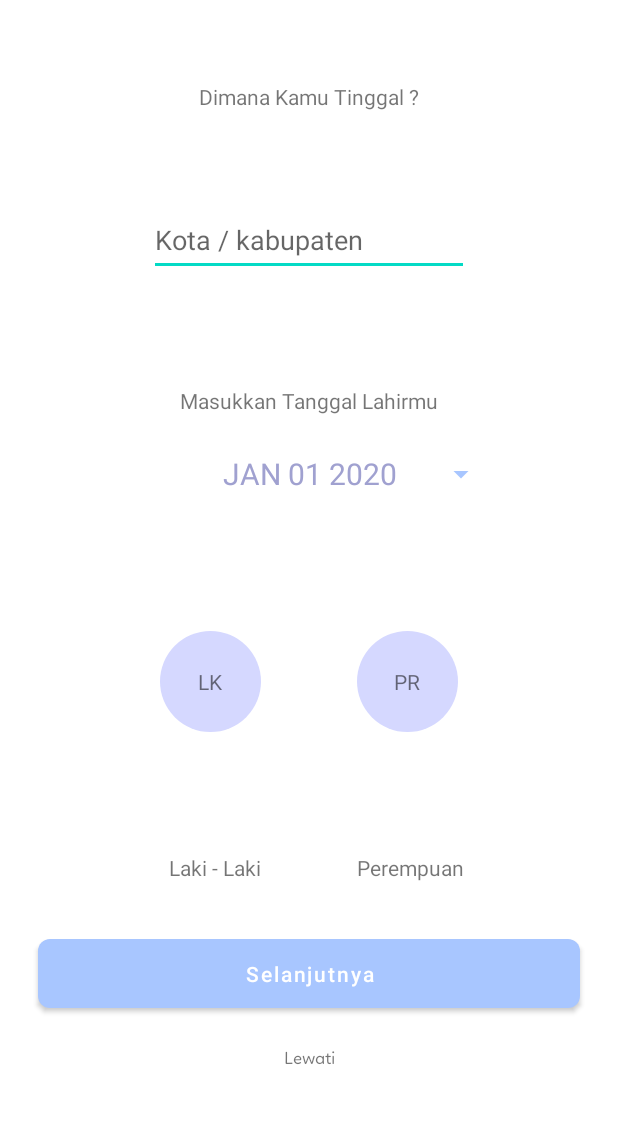
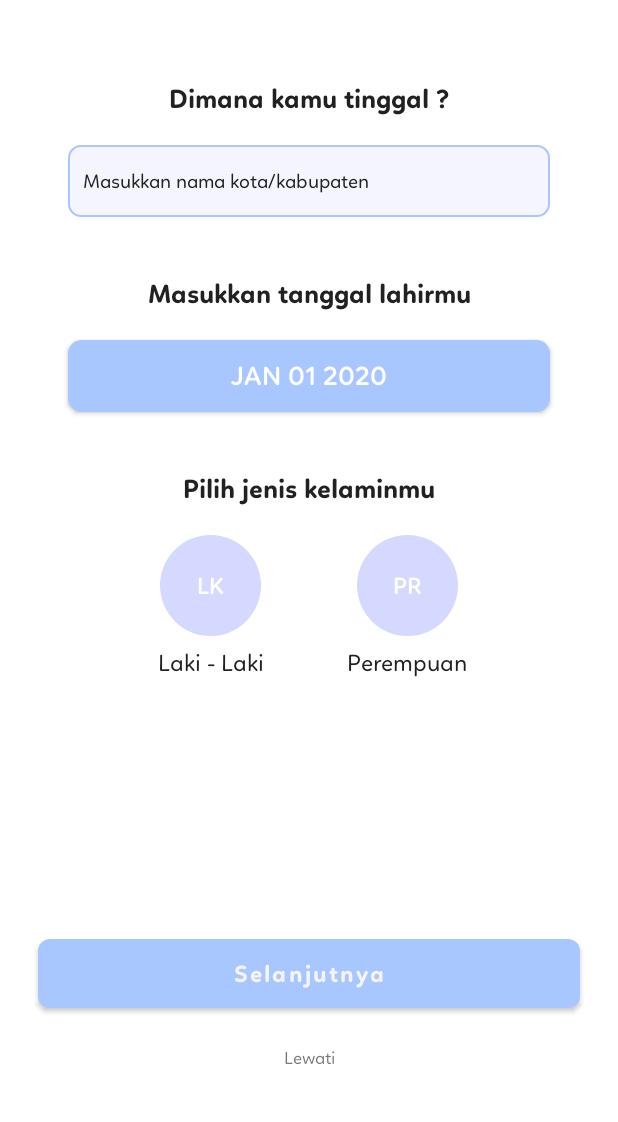
Before and after one commit to iqbalfariz/Yourney, an Android app: the AboutOneActivity screen opened directly, with no data from a screen before it, on a phone screen of 412 x 824 dp, the part 114-1236 px from its top. Run offline under Robolectric (Android 15) with nearby library versions, the phone set to English and light mode, and no system bars; Roboto replaces fonts that are not available here.

Commit message:
Repair about one and two

```diff
--- a/app/src/main/java/com/izo/yourney/ui/persona/AboutOneActivity.kt
+++ b/app/src/main/java/com/izo/yourney/ui/persona/AboutOneActivity.kt
@@ -40,7 +40,7 @@ class AboutOneActivity : AppCompatActivity() {
             binding.tvFemale.setBackgroundResource(R.drawable.circle_picker_bg)
         }
 
-        binding.btnStart.setOnClickListener {
+        binding.btnNext.setOnClickListener {
             val intent = Intent(this, AboutTwoActivity::class.java)
             startActivity(intent)
         }
--- a/app/src/main/java/com/izo/yourney/ui/persona/AboutTwoActivity.kt
+++ b/app/src/main/java/com/izo/yourney/ui/persona/AboutTwoActivity.kt
@@ -1,5 +1,6 @@
 package com.izo.yourney.ui.persona
 
+import android.content.Intent
 import androidx.appcompat.app.AppCompatActivity
 import android.os.Bundle
 import com.izo.yourney.R
@@ -30,5 +31,10 @@ class AboutTwoActivity : AppCompatActivity() {
             binding.tvPutus.setBackgroundResource(R.drawable.circle_picker_bg)
         }
 
+        binding.btnNext.setOnClickListener {
+            val intent = Intent(this, AboutThreeActivity::class.java)
+            startActivity(intent)
+        }
+
     }
 }
--- /dev/null
+++ b/app/src/main/res/drawable/button_date_picker_bg.xml
@@ -0,0 +1,11 @@
+<?xml version="1.0" encoding="utf-8"?>
+<selector xmlns:android="http://schemas.android.com/apk/res/android">
+
+    <item>
+        <shape android:shape="rectangle">
+            <solid android:color="@color/blue_font_yourney"/>
+            <corners android:radius="9dp"/>
+        </shape>
+    </item>
+
+</selector>
--- /dev/null
+++ b/app/src/main/res/drawable/ed_about_bg.xml
@@ -0,0 +1,13 @@
+<?xml version="1.0" encoding="utf-8"?>
+<selector xmlns:android="http://schemas.android.com/apk/res/android">
+
+    <item>
+        <shape android:shape="rectangle">
+            <solid android:color="@color/blue_about"/>
+            <stroke android:width="1dp" android:color="@color/blue_top_yourney"/>
+            <corners android:radius="8dp"/>
+            <size android:height="48dp"/>
+        </shape>
+    </item>
+
+</selector>
--- a/app/src/main/res/layout/activity_about_one.xml
+++ b/app/src/main/res/layout/activity_about_one.xml
@@ -39,26 +39,30 @@
         app:layout_constraintStart_toStartOf="parent" />
 
     <Button
-        android:id="@+id/btn_start"
+        android:id="@+id/btn_next"
         android:layout_width="match_parent"
         android:layout_height="58dp"
         android:layout_marginStart="25dp"
         android:layout_marginEnd="25dp"
         android:layout_marginBottom="20dp"
-        android:text="Selanjutnya"
+        android:text="@string/content_next"
         android:textAllCaps="false"
+        android:textColor="#F4F5FE"
+        android:textSize="16sp"
+        android:fontFamily="@font/linotte_bold"
         app:cornerRadius="8dp"
-        app:layout_constraintBottom_toTopOf="@+id/textView11"
+        app:layout_constraintBottom_toTopOf="@+id/tv_pass"
         app:layout_constraintEnd_toEndOf="parent"
+        app:layout_constraintHorizontal_bias="0.0"
         app:layout_constraintStart_toStartOf="parent" />
 
     <TextView
-        android:id="@+id/textView11"
+        android:id="@+id/tv_pass"
         android:layout_width="wrap_content"
         android:layout_height="wrap_content"
         android:layout_marginBottom="35dp"
         android:fontFamily="@font/linotte_regular"
-        android:text="Lewati"
+        android:text="@string/content_pass"
         android:textSize="12sp"
         app:layout_constraintBottom_toBottomOf="parent"
         app:layout_constraintEnd_toEndOf="parent"
@@ -66,94 +70,143 @@
 
     <TextView
         android:id="@+id/textView13"
-        android:layout_width="wrap_content"
+        android:layout_width="0dp"
         android:layout_height="wrap_content"
         android:layout_marginTop="64dp"
-        android:text="Dimana Kamu Tinggal ?"
+        android:text="@string/title_about_one"
+        android:fontFamily="@font/linotte_bold"
+        android:textSize="18sp"
+        android:textColor="@color/black"
+        android:textAlignment="center"
         app:layout_constraintEnd_toEndOf="parent"
         app:layout_constraintStart_toStartOf="parent"
         app:layout_constraintTop_toBottomOf="@+id/tv_app" />
 
     <EditText
-        android:id="@+id/editTextTextPersonName"
-        android:layout_width="wrap_content"
+        android:id="@+id/ed_city"
+        android:layout_width="0dp"
         android:layout_height="wrap_content"
-        android:layout_marginTop="62dp"
+        android:layout_marginStart="45dp"
+        android:layout_marginTop="20dp"
+        android:layout_marginEnd="45dp"
         android:ems="10"
-        android:inputType="textPersonName"
-        android:minHeight="48dp"
-        android:hint="Kota / kabupaten"
+        android:hint="@string/content_edCity"
+        android:background="@drawable/ed_about_bg"
+        android:fontFamily="@font/linotte_regular"
+        android:inputType="text"
+        android:padding="10dp"
+        android:textColorHint="@color/black"
+        android:textSize="13sp"
+        android:textColor="@color/black"
         app:layout_constraintEnd_toEndOf="parent"
         app:layout_constraintStart_toStartOf="parent"
         app:layout_constraintTop_toBottomOf="@+id/textView13" />
 
     <TextView
         android:id="@+id/textView14"
-        android:layout_width="wrap_content"
+        android:layout_width="0dp"
         android:layout_height="wrap_content"
-        android:layout_marginTop="73dp"
-        android:text="Masukkan Tanggal Lahirmu"
+        android:layout_marginTop="40dp"
+        android:fontFamily="@font/linotte_bold"
+        android:text="@string/content_birthday"
+        android:textAlignment="center"
+        android:textColor="@color/black"
+        android:textSize="18sp"
         app:layout_constraintEnd_toEndOf="parent"
         app:layout_constraintStart_toStartOf="parent"
-        app:layout_constraintTop_toBottomOf="@+id/editTextTextPersonName" />
+        app:layout_constraintTop_toBottomOf="@id/ed_city" />
 
     <Button
         android:id="@+id/btn_date_picker"
         style="?android:spinnerStyle"
-        android:layout_width="250dp"
+        android:layout_width="0dp"
         android:layout_height="wrap_content"
-        android:layout_marginTop="15dp"
-        android:text="JAN 01 2020"
+        android:layout_marginStart="45dp"
+        android:layout_marginTop="20dp"
+        android:layout_marginEnd="45dp"
+        android:background="@drawable/button_date_picker_bg"
+        android:fontFamily="@font/linotte_semi_bold"
+        android:text="@string/content_btnDatePicker"
         android:textAlignment="center"
-        android:textColor="@color/blue_font_yourney"
-        android:textSize="20sp"
+        android:textColor="@color/white"
+        android:textSize="18sp"
         app:layout_constraintEnd_toEndOf="parent"
         app:layout_constraintStart_toStartOf="parent"
         app:layout_constraintTop_toBottomOf="@+id/textView14" />
 
     <TextView
+        android:id="@+id/textView21"
+        android:layout_width="0dp"
+        android:layout_height="wrap_content"
+        android:layout_marginTop="40dp"
+        android:fontFamily="@font/linotte_bold"
+        android:text="@string/content_titleGender"
+        android:textAlignment="center"
+        android:textColor="@color/black"
+        android:textSize="18sp"
+        app:layout_constraintEnd_toEndOf="parent"
+        app:layout_constraintStart_toStartOf="parent"
+        app:layout_constraintTop_toBottomOf="@+id/btn_date_picker" />
+
+    <TextView
         android:id="@+id/tv_male"
         android:layout_width="wrap_content"
         android:layout_height="wrap_content"
+        android:layout_marginTop="20dp"
         android:layout_marginEnd="32dp"
         android:background="@drawable/circle_not_pick_bg"
         android:gravity="center"
         android:text="LK"
-        app:layout_constraintBottom_toTopOf="@+id/textView16"
+        android:fontFamily="@font/linotte_semi_bold"
+        android:textColor="@color/white"
+        android:textSize="16sp"
         app:layout_constraintEnd_toStartOf="@+id/guidelineVertical"
-        app:layout_constraintTop_toBottomOf="@+id/btn_date_picker" />
+        app:layout_constraintTop_toBottomOf="@+id/textView21" />
 
     <TextView
         android:id="@+id/textView16"
         android:layout_width="wrap_content"
         android:layout_height="wrap_content"
-        android:layout_marginEnd="32dp"
-        android:layout_marginBottom="32dp"
-        android:text="Laki - Laki"
-        app:layout_constraintBottom_toTopOf="@+id/btn_start"
-        app:layout_constraintEnd_toStartOf="@+id/guidelineVertical" />
+        android:layout_marginTop="8dp"
+        android:text="@string/content_male"
+        android:fontFamily="@font/linotte_regular"
+        android:textAlignment="center"
+        android:textColor="@color/black"
+        android:textSize="16sp"
+        app:layout_constraintEnd_toEndOf="@+id/tv_male"
+        app:layout_constraintStart_toStartOf="@+id/tv_male"
+        app:layout_constraintTop_toBottomOf="@+id/tv_male" />
 
     <TextView
         android:id="@+id/tv_female"
         android:layout_width="wrap_content"
         android:layout_height="wrap_content"
         android:layout_marginStart="32dp"
+        android:layout_marginTop="20dp"
         android:background="@drawable/circle_not_pick_bg"
+        android:fontFamily="@font/linotte_semi_bold"
         android:gravity="center"
         android:text="PR"
-        app:layout_constraintBottom_toTopOf="@+id/textView18"
+        android:textColor="@color/white"
+        android:textSize="16sp"
         app:layout_constraintStart_toStartOf="@+id/guidelineVertical"
-        app:layout_constraintTop_toBottomOf="@+id/btn_date_picker" />
+        app:layout_constraintTop_toBottomOf="@+id/textView21" />
 
     <TextView
         android:id="@+id/textView18"
         android:layout_width="wrap_content"
         android:layout_height="wrap_content"
-        android:layout_marginStart="32dp"
-        android:layout_marginBottom="32dp"
-        android:text="Perempuan"
-        app:layout_constraintBottom_toTopOf="@+id/btn_start"
-        app:layout_constraintStart_toStartOf="@+id/guidelineVertical" />
+        android:layout_marginTop="8dp"
+        android:fontFamily="@font/linotte_regular"
+        android:text="@string/content_female"
+        android:textColor="@color/black"
+        android:textSize="16sp"
+        android:textAlignment="center"
+        app:layout_constraintEnd_toEndOf="@+id/tv_female"
+        app:layout_constraintStart_toStartOf="@+id/tv_female"
+        app:layout_constraintTop_toBottomOf="@+id/tv_female" />
+
+
 
 
 </androidx.constraintlayout.widget.ConstraintLayout>
--- a/app/src/main/res/values/colors.xml
+++ b/app/src/main/res/values/colors.xml
@@ -15,4 +15,5 @@
     <color name="blue_facebook">#395185</color>
     <color name="blue_notPick">#D5D8FF</color>
     <color name="blue_pick">#9FA5FF</color>
+    <color name="blue_about">#F4F5FE</color>
 </resources>
--- a/app/src/main/res/values/strings.xml
+++ b/app/src/main/res/values/strings.xml
@@ -15,4 +15,17 @@
     <string name="content_checkbox">Saya setuju dengan Ketentuan Penggunaan dan Kebijakan Privasi Yourney</string>
     <string name="halo_naili">Halo, Naili</string>
     <string name="content_signUpIntro">Aku adalah <b> Ney </b> Smart Virtual assistant yang dapat menjadi temanmu dalam meraih masa depan yang kamu inginkan. Bantu aku untuk mengenalmu lebih dalam yuk!</string>
+    <string name="title_about_one">Dimana kamu tinggal ?</string>
+    <string name="content_edCity">Masukkan nama kota/kabupaten</string>
+    <string name="content_birthday">Masukkan tanggal lahirmu</string>
+    <string name="content_btnDatePicker">JAN 01 2020</string>
+    <string name="content_titleGender">Pilih jenis kelaminmu</string>
+    <string name="content_male">Laki - Laki</string>
+    <string name="content_female">Perempuan</string>
+    <string name="content_next">Selanjutnya</string>
+    <string name="content_start">Mulai</string>
+    <string name="content_pass">Lewati</string>
+    <string name="title_aboutTwo">Pilih jenjang pendidikanmu saat ini</string>
+    <string name="title_noTelp">Masukkan nomor teleponmu</string>
+    <string name="content_edPhoneNumber">Masukan nomor</string>
 </resources>
```
Also changed, not shown: app/src/main/AndroidManifest.xml (+7 -3 lines), app/src/main/res/layout/activity_about_two.xml (+74 -24 lines), app/src/main/res/layout/activity_persona.xml (+6 -4 lines).
